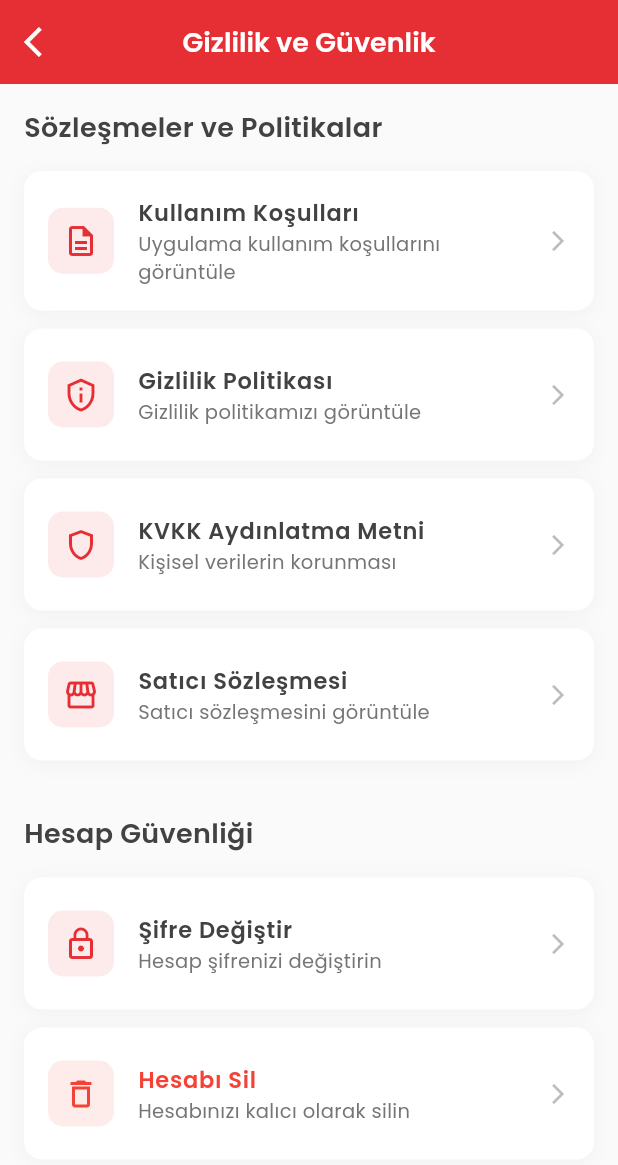
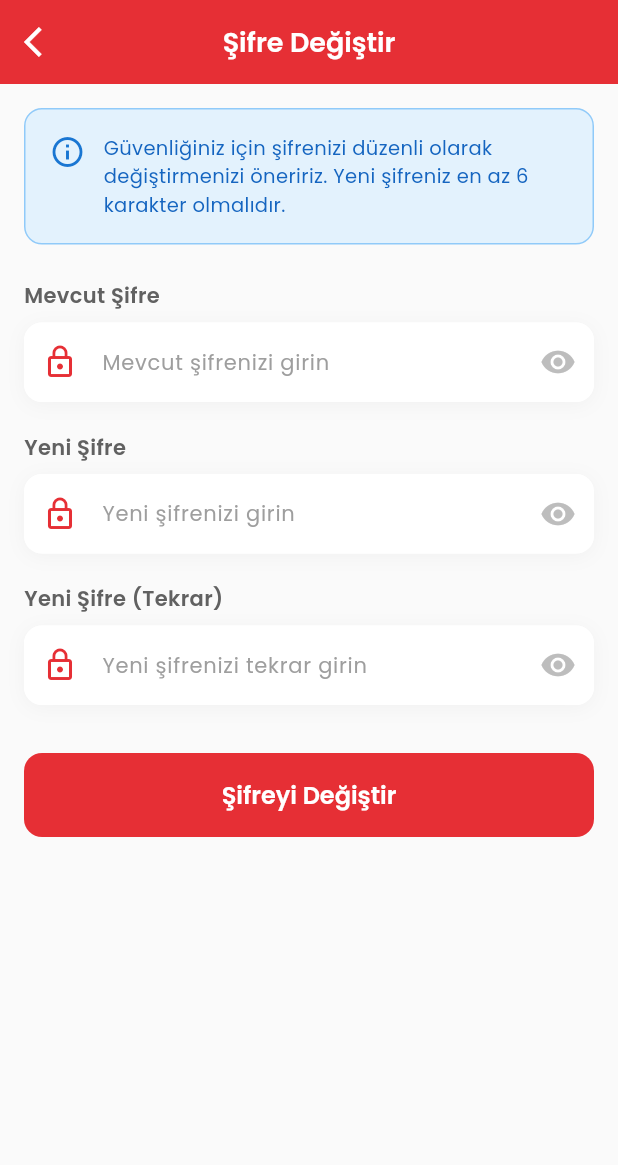
Before and after one commit to gorkemoa/besliyorum_satici, a Flutter app: the PrivacySettingsPage screen opened directly, after a tap on "Şifre Değiştir", on a phone screen of 412 x 824 dp. Shown: the top 1165 px of the screen. Run offline on Flutter 3.47's test engine with Material 3 defaults, Android fonts, the phone set to English and light mode, and no system bars; our stand-ins replace firebase_core, firebase_messaging, flutter_html, google_fonts, logger, package_info_plus and 2 more; accounts and stored records are empty.

Commit message:
feat: Implement password change functionality with validation and API integration

```diff
--- a/lib/core/constants/app_constants.dart
+++ b/lib/core/constants/app_constants.dart
@@ -50,4 +50,5 @@ class Endpoints {
 
   // User Endpoints
   static const String updateUser = 'service/user/account/update';
+  static const String updatePassword = 'service/user/account/updatePassword';
 }
--- a/lib/main.dart
+++ b/lib/main.dart
@@ -12,6 +12,7 @@ import 'package:besliyorum_satici/viewmodels/product_detail_viewmodel.dart';
 import 'package:besliyorum_satici/viewmodels/profile_viewmodel.dart';
 import 'package:besliyorum_satici/viewmodels/payment_viewmodel.dart';
 import 'package:besliyorum_satici/viewmodels/settings_viewmodel.dart';
+import 'package:besliyorum_satici/viewmodels/password_viewmodel.dart';
 import 'package:flutter_localizations/flutter_localizations.dart';
 import 'package:firebase_core/firebase_core.dart';
 import 'package:firebase_messaging/firebase_messaging.dart';
@@ -65,6 +66,7 @@ class MyApp extends StatelessWidget {
         ChangeNotifierProvider(create: (_) => ProfileViewModel()),
         ChangeNotifierProvider(create: (_) => PaymentViewModel()),
         ChangeNotifierProvider(create: (_) => SettingsViewModel()),
+        ChangeNotifierProvider(create: (_) => PasswordViewModel()),
       ],
       child: GestureDetector(
         onTap: () {
--- /dev/null
+++ b/lib/models/auth/update_password_model.dart
@@ -0,0 +1,48 @@
+class UpdatePasswordRequestModel {
+  final String userToken;
+  final String currentPassword;
+  final String password;
+  final String passwordAgain;
+
+  UpdatePasswordRequestModel({
+    required this.userToken,
+    required this.currentPassword,
+    required this.password,
+    required this.passwordAgain,
+  });
+
+  Map<String, dynamic> toJson() {
+    return {
+      'userToken': userToken,
+      'currentPassword': currentPassword,
+      'password': password,
+      'passwordAgain': passwordAgain,
+    };
+  }
+}
+
+class UpdatePasswordResponseModel {
+  final bool error;
+  final bool success;
+  final String? message;
+  final bool code200;
+  final String? errorMessage;
+
+  UpdatePasswordResponseModel({
+    required this.error,
+    required this.success,
+    this.message,
+    required this.code200,
+    this.errorMessage,
+  });
+
+  factory UpdatePasswordResponseModel.fromJson(Map<String, dynamic> json) {
+    return UpdatePasswordResponseModel(
+      error: json['error'] ?? false,
+      success: json['success'] ?? false,
+      message: json['message'],
+      code200: json['200'] == 'OK' || json['200'] == true,
+      errorMessage: json['error_message'],
+    );
+  }
+}
--- /dev/null
+++ b/lib/viewmodels/password_viewmodel.dart
@@ -0,0 +1,147 @@
+import 'package:flutter/material.dart';
+import '../models/auth/update_password_model.dart';
+import '../services/users_service.dart';
+
+class PasswordViewModel extends ChangeNotifier {
+  final UsersService _usersService = UsersService();
+
+  bool _isLoading = false;
+  bool _isUpdating = false;
+  String? _errorMessage;
+  String? _successMessage;
+
+  bool get isLoading => _isLoading;
+  bool get isUpdating => _isUpdating;
+  String? get errorMessage => _errorMessage;
+  String? get successMessage => _successMessage;
+
+  // Form fields
+  String _currentPassword = '';
+  String _newPassword = '';
+  String _confirmPassword = '';
+
+  String get currentPassword => _currentPassword;
+  String get newPassword => _newPassword;
+  String get confirmPassword => _confirmPassword;
+
+  void setCurrentPassword(String value) {
+    _currentPassword = value;
+    notifyListeners();
+  }
+
+  void setNewPassword(String value) {
+    _newPassword = value;
+    notifyListeners();
+  }
+
+  void setConfirmPassword(String value) {
+    _confirmPassword = value;
+    notifyListeners();
+  }
+
+  void resetState() {
+    _isLoading = false;
+    _isUpdating = false;
+    _errorMessage = null;
+    _successMessage = null;
+    _currentPassword = '';
+    _newPassword = '';
+    _confirmPassword = '';
+    // initState içinde çağrılabilmesi için notifyListeners() çağırmıyoruz
+  }
+
+  void clearMessages() {
+    _errorMessage = null;
+    _successMessage = null;
+    notifyListeners();
+  }
+
+  bool validateForm() {
+    if (_currentPassword.isEmpty) {
+      _errorMessage = 'Mevcut şifre boş olamaz';
+      notifyListeners();
+      return false;
+    }
+
+    if (_newPassword.isEmpty) {
+      _errorMessage = 'Yeni şifre boş olamaz';
+      notifyListeners();
+      return false;
+    }
+
+    if (_newPassword.length < 6) {
+      _errorMessage = 'Yeni şifre en az 6 karakter olmalıdır';
+      notifyListeners();
+      return false;
+    }
+
+    if (_confirmPassword.isEmpty) {
+      _errorMessage = 'Şifre tekrarı boş olamaz';
+      notifyListeners();
+      return false;
+    }
+
+    if (_newPassword != _confirmPassword) {
+      _errorMessage = 'Yeni şifre ve tekrarı eşleşmiyor';
+      notifyListeners();
+      return false;
+    }
+
+    if (_currentPassword == _newPassword) {
+      _errorMessage = 'Yeni şifre mevcut şifre ile aynı olamaz';
+      notifyListeners();
+      return false;
+    }
+
+    _errorMessage = null;
+    return true;
+  }
+
+  Future<bool> updatePassword(String token) async {
+    debugPrint('🔐 [PASSWORD_VIEWMODEL] Şifre değiştirme başlatılıyor...');
+
+    _isUpdating = true;
+    _errorMessage = null;
+    _successMessage = null;
+    notifyListeners();
+
+    try {
+      final request = UpdatePasswordRequestModel(
+        userToken: token,
+        currentPassword: _currentPassword,
+        password: _newPassword,
+        passwordAgain: _confirmPassword,
+      );
+
+      debugPrint('🔐 [PASSWORD_VIEWMODEL] Request hazırlandı: ${request.toJson()}');
+
+      final response = await _usersService.updatePassword(request);
+
+      debugPrint('🔐 [PASSWORD_VIEWMODEL] Response alındı:');
+      debugPrint('   success: ${response.success}');
+      debugPrint('   error: ${response.error}');
+      debugPrint('   message: ${response.message}');
+      debugPrint('   code200: ${response.code200}');
+
+      _isUpdating = false;
+
+      if (response.success && response.code200) {
+        _successMessage = response.message ?? 'Şifreniz başarıyla değiştirildi';
+        debugPrint('✅ [PASSWORD_VIEWMODEL] Şifre başarıyla değiştirildi');
+        notifyListeners();
+        return true;
+      } else {
+        _errorMessage = response.message ?? response.errorMessage ?? 'Şifre değiştirme başarısız';
+        debugPrint('❌ [PASSWORD_VIEWMODEL] Şifre değiştirme başarısız: $_errorMessage');
+        notifyListeners();
+        return false;
+      }
+    } catch (e) {
+      debugPrint('❌ [PASSWORD_VIEWMODEL] HATA: $e');
+      _isUpdating = false;
+      _errorMessage = 'Bir hata oluştu: $e';
+      notifyListeners();
+      return false;
+    }
+  }
+}
--- /dev/null
+++ b/lib/views/profile/settings/change_password_page.dart
@@ -0,0 +1,358 @@
+import 'package:flutter/material.dart';
+import 'package:google_fonts/google_fonts.dart';
+import 'package:provider/provider.dart';
+import '../../../core/theme/app_theme.dart';
+import '../../../core/components/app_dialog.dart';
+import '../../../viewmodels/auth_viewmodel.dart';
+import '../../../viewmodels/password_viewmodel.dart';
+
+class ChangePasswordPage extends StatefulWidget {
+  const ChangePasswordPage({super.key});
+
+  @override
+  State<ChangePasswordPage> createState() => _ChangePasswordPageState();
+}
+
+class _ChangePasswordPageState extends State<ChangePasswordPage> {
+  final _formKey = GlobalKey<FormState>();
+
+  late TextEditingController _currentPasswordController;
+  late TextEditingController _newPasswordController;
+  late TextEditingController _confirmPasswordController;
+
+  bool _currentPasswordVisible = false;
+  bool _newPasswordVisible = false;
+  bool _confirmPasswordVisible = false;
+
+  @override
+  void initState() {
+    super.initState();
+    _currentPasswordController = TextEditingController();
+    _newPasswordController = TextEditingController();
+    _confirmPasswordController = TextEditingController();
+
+    Provider.of<PasswordViewModel>(context, listen: false).resetState();
+  }
+
+  @override
+  void dispose() {
+    _currentPasswordController.dispose();
+    _newPasswordController.dispose();
+    _confirmPasswordController.dispose();
+    super.dispose();
+  }
+
+  Future<void> _changePassword() async {
+    final passwordViewModel = Provider.of<PasswordViewModel>(context, listen: false);
+    final authViewModel = Provider.of<AuthViewModel>(context, listen: false);
+
+    // Form değerlerini ViewModel'e aktar
+    passwordViewModel.setCurrentPassword(_currentPasswordController.text);
+    passwordViewModel.setNewPassword(_newPasswordController.text);
+    passwordViewModel.setConfirmPassword(_confirmPasswordController.text);
+
+    debugPrint('🔵 [CHANGE_PASSWORD] Form değerleri:');
+    debugPrint('   Mevcut Şifre: ${_currentPasswordController.text.isNotEmpty ? "***" : "BOŞ"}');
+    debugPrint('   Yeni Şifre: ${_newPasswordController.text.isNotEmpty ? "***" : "BOŞ"}');
+    debugPrint('   Şifre Tekrar: ${_confirmPasswordController.text.isNotEmpty ? "***" : "BOŞ"}');
+
+    if (!passwordViewModel.validateForm()) {
+      debugPrint('❌ [CHANGE_PASSWORD] Form validasyonu başarısız!');
+      AppDialog.show(
+        context: context,
+        title: 'Hata',
+        content: passwordViewModel.errorMessage ?? 'Lütfen tüm alanları kontrol edin',
+        type: AppDialogType.alert,
+        confirmText: 'Tamam',
+      );
+      return;
+    }
+
+    final token = authViewModel.loginResponse?.data?.token;
+    if (token == null) {
+      debugPrint('❌ [CHANGE_PASSWORD] Token bulunamadı!');
+      AppDialog.show(
+        context: context,
+        title: 'Hata',
+        content: 'Oturum bilgisi bulunamadı',
+        type: AppDialogType.alert,
+        confirmText: 'Tamam',
+      );
+      return;
+    }
+
+    debugPrint('🔵 [CHANGE_PASSWORD] API çağrısı başlıyor...');
+    final success = await passwordViewModel.updatePassword(token);
+    debugPrint('🔵 [CHANGE_PASSWORD] API çağrısı tamamlandı. Başarılı: $success');
+
+    if (mounted) {
+      if (success) {
+        AppDialog.show(
+          context: context,
+          title: 'Başarılı',
+          content: passwordViewModel.successMessage ?? 'Şifreniz başarıyla değiştirildi',
+          type: AppDialogType.info,
+          confirmText: 'Tamam',
+          onConfirm: () {
+            Navigator.of(context).pop(); // Dialog'u kapat
+            Navigator.of(context).pop(); // Sayfayı kapat
+          },
+        );
+      } else {
+        AppDialog.show(
+          context: context,
+          title: 'Hata',
+          content: passwordViewModel.errorMessage ?? 'Şifre değiştirme başarısız',
+          type: AppDialogType.alert,
+          confirmText: 'Tamam',
+        );
+      }
+    }
+  }
+
+  @override
+  Widget build(BuildContext context) {
+    return Scaffold(
+      backgroundColor: Colors.grey[50],
+      appBar: AppBar(
+        backgroundColor: AppTheme.primaryColor,
+        elevation: 0,
+        title: Text(
+          'Şifre Değiştir',
+          style: GoogleFonts.poppins(
+            color: Colors.white,
+            fontWeight: FontWeight.w600,
+          ),
+        ),
+        centerTitle: true,
+        leading: IconButton(
+          icon: const Icon(Icons.arrow_back_ios, color: Colors.white),
+          onPressed: () => Navigator.of(context).pop(),
+        ),
+      ),
+      body: Consumer<PasswordViewModel>(
+        builder: (context, passwordViewModel, child) {
+          return SingleChildScrollView(
+            padding: const EdgeInsets.all(16),
+            child: Form(
+              key: _formKey,
+              child: Column(
+                crossAxisAlignment: CrossAxisAlignment.start,
+                children: [
+                  // Bilgilendirme
+                  Container(
+                    padding: const EdgeInsets.all(16),
+                    decoration: BoxDecoration(
+                      color: Colors.blue.shade50,
+                      borderRadius: BorderRadius.circular(12),
+                      border: Border.all(
+                        color: Colors.blue.shade200,
+                        width: 1,
+                      ),
+                    ),
+                    child: Row(
+                      crossAxisAlignment: CrossAxisAlignment.start,
+                      children: [
+                        Icon(
+                          Icons.info_outline,
+                          color: Colors.blue.shade700,
+                          size: 24,
+                        ),
+                        const SizedBox(width: 12),
+                        Expanded(
+                          child: Text(
+                            'Güvenliğiniz için şifrenizi düzenli olarak değiştirmenizi öneririz. Yeni şifreniz en az 6 karakter olmalıdır.',
+                            style: GoogleFonts.poppins(
+                              fontSize: 13,
+                              color: Colors.blue.shade800,
+                              height: 1.5,
+                            ),
+                          ),
+                        ),
+                      ],
+                    ),
+                  ),
+
+                  const SizedBox(height: 24),
+
+                  // Mevcut Şifre
+                  Text(
+                    'Mevcut Şifre',
+                    style: GoogleFonts.poppins(
+                      fontSize: 14,
+                      fontWeight: FontWeight.w600,
+                      color: Colors.grey[700],
+                    ),
+                  ),
+                  const SizedBox(height: 8),
+                  _buildPasswordField(
+                    controller: _currentPasswordController,
+                    label: 'Mevcut şifrenizi girin',
+                    icon: Icons.lock_outline,
+                    isVisible: _currentPasswordVisible,
+                    onVisibilityToggle: () {
+                      setState(() {
+                        _currentPasswordVisible = !_currentPasswordVisible;
+                      });
+                    },
+                  ),
+
+                  const SizedBox(height: 20),
+
+                  // Yeni Şifre
+                  Text(
+                    'Yeni Şifre',
+                    style: GoogleFonts.poppins(
+                      fontSize: 14,
+                      fontWeight: FontWeight.w600,
+                      color: Colors.grey[700],
+                    ),
+                  ),
+                  const SizedBox(height: 8),
+                  _buildPasswordField(
+                    controller: _newPasswordController,
+                    label: 'Yeni şifrenizi girin',
+                    icon: Icons.lock_outline,
+                    isVisible: _newPasswordVisible,
+                    onVisibilityToggle: () {
+                      setState(() {
+                        _newPasswordVisible = !_newPasswordVisible;
+                      });
+                    },
+                  ),
+
+                  const SizedBox(height: 20),
+
+                  // Yeni Şifre Tekrar
+                  Text(
+                    'Yeni Şifre (Tekrar)',
+                    style: GoogleFonts.poppins(
+                      fontSize: 14,
+                      fontWeight: FontWeight.w600,
+                      color: Colors.grey[700],
+                    ),
+                  ),
+                  const SizedBox(height: 8),
+                  _buildPasswordField(
+                    controller: _confirmPasswordController,
+                    label: 'Yeni şifrenizi tekrar girin',
+                    icon: Icons.lock_outline,
+                    isVisible: _confirmPasswordVisible,
+                    onVisibilityToggle: () {
+                      setState(() {
+                        _confirmPasswordVisible = !_confirmPasswordVisible;
+                      });
+                    },
+                  ),
+
+                  const SizedBox(height: 32),
+
+                  // Kaydet Butonu
+                  SizedBox(
+                    width: double.infinity,
+                    child: ElevatedButton(
+                      onPressed: passwordViewModel.isUpdating ? null : _changePassword,
+                      style: ElevatedButton.styleFrom(
+                        backgroundColor: AppTheme.primaryColor,
+                        padding: const EdgeInsets.symmetric(vertical: 16),
+                        shape: RoundedRectangleBorder(
+                          borderRadius: BorderRadius.circular(12),
+                        ),
+                        disabledBackgroundColor: AppTheme.primaryColor.withValues(alpha: 0.6),
+                      ),
+                      child: passwordViewModel.isUpdating
+                          ? const SizedBox(
+                              width: 24,
+                              height: 24,
+                              child: CircularProgressIndicator(
+                                color: Colors.white,
+                                strokeWidth: 2,
+                              ),
+                            )
+                          : Text(
+                              'Şifreyi Değiştir',
+                              style: GoogleFonts.poppins(
+                                fontSize: 16,
+                                fontWeight: FontWeight.w600,
+                                color: Colors.white,
+                              ),
+                            ),
+                    ),
+                  ),
+
+                  const SizedBox(height: 24),
+                ],
+              ),
+            ),
+          );
+        },
+      ),
+    );
+  }
+
+  Widget _buildPasswordField({
+    required TextEditingController controller,
+    required String label,
+    required IconData icon,
+    required bool isVisible,
+    required VoidCallback onVisibilityToggle,
+  }) {
+    return Container(
+      decoration: BoxDecoration(
+        color: Colors.white,
+        borderRadius: BorderRadius.circular(12),
+        boxShadow: [
+          BoxShadow(
+            color: Colors.grey.withValues(alpha: 0.1),
+            blurRadius: 10,
+            offset: const Offset(0, 2),
+          ),
+        ],
+      ),
+      child: TextField(
+        controller: controller,
+        obscureText: !isVisible,
+        style: GoogleFonts.poppins(
+          fontSize: 14,
+          color: Colors.grey[800],
+        ),
+        decoration: InputDecoration(
+          labelText: label,
+          labelStyle: GoogleFonts.poppins(
+            fontSize: 14,
+            color: Colors.grey[500],
+          ),
+          prefixIcon: Icon(icon, color: AppTheme.primaryColor),
+          suffixIcon: IconButton(
+            icon: Icon(
+              isVisible ? Icons.visibility_off : Icons.visibility,
+              color: Colors.grey[400],
+            ),
+            onPressed: onVisibilityToggle,
+          ),
+          border: OutlineInputBorder(
+            borderRadius: BorderRadius.circular(12),
+            borderSide: BorderSide.none,
+          ),
+          enabledBorder: OutlineInputBorder(
+            borderRadius: BorderRadius.circular(12),
+            borderSide: BorderSide.none,
+          ),
+          focusedBorder: OutlineInputBorder(
+            borderRadius: BorderRadius.circular(12),
+            borderSide: const BorderSide(
+              color: AppTheme.primaryColor,
+              width: 2,
+            ),
+          ),
+          filled: true,
+          fillColor: Colors.white,
+          contentPadding: const EdgeInsets.symmetric(
+            horizontal: 16,
+            vertical: 16,
+          ),
+        ),
+      ),
+    );
+  }
+}
--- a/lib/views/profile/settings/privacy_settings_page.dart
+++ b/lib/views/profile/settings/privacy_settings_page.dart
@@ -2,6 +2,7 @@ import 'package:flutter/material.dart';
 import 'package:google_fonts/google_fonts.dart';
 import 'package:url_launcher/url_launcher.dart';
 import '../../../core/theme/app_theme.dart';
+import 'change_password_page.dart';
 
 class PrivacySettingsPage extends StatelessWidget {
   const PrivacySettingsPage({super.key});
@@ -48,11 +49,41 @@ class PrivacySettingsPage extends StatelessWidget {
 
           _buildPolicyTile(
             context: context,
-            icon: Icons.description_outlined,
-            title: 'Kullanım Koşulları',
-            subtitle: 'Uygulama kullanım koşullarını görüntüle',
+            icon: Icons.handshake_outlined,
+            title: 'Satıcı İş Ortaklığı ve E-Ticaret Aracılık Sözleşmesi',
+            subtitle: 'İş ortaklığı sözleşmesini görüntüle',
             onTap: () {
-              // TODO: Kullanım koşulları sayfasına yönlendir
+              _launchURL('https://www.besliyorum.com/satici-is-ortakligi-ve-elektronik-ticaret-aracilik-hizmetleri-sozlesmesi');
+            },
+          ),
+
+          _buildPolicyTile(
+            context: context,
+            icon: Icons.person_add_outlined,
+            title: 'Üyelik Sözleşmesi',
+            subtitle: 'Üyelik sözleşmesini görüntüle',
+            onTap: () {
+              _launchURL('https://www.besliyorum.com/uyelik-sozlesmesi');
+            },
+          ),
+
+          _buildPolicyTile(
+            context: context,
+            icon: Icons.shopping_cart_outlined,
+            title: 'Mesafeli Satış Sözleşmesi',
+            subtitle: 'Mesafeli satış sözleşmesini görüntüle',
+            onTap: () {
+              _launchURL('https://www.besliyorum.com/mesafeli-satis-sozlesmesi');
+            },
+          ),
+
+          _buildPolicyTile(
+            context: context,
+            icon: Icons.rule_outlined,
+            title: 'Satıcı Kuralları',
+            subtitle: 'Satıcı kurallarını görüntüle',
+            onTap: () {
+              _launchURL('https://www.besliyorum.com/satici-kurallari');
             },
           ),
 
@@ -62,7 +93,7 @@ class PrivacySettingsPage extends StatelessWidget {
             title: 'Gizlilik Politikası',
             subtitle: 'Gizlilik politikamızı görüntüle',
             onTap: () {
-              // TODO: Gizlilik politikası sayfasına yönlendir
+              _launchURL('https://www.besliyorum.com/gizlilik-politikasi');
             },
           ),
 
@@ -72,17 +103,7 @@ class PrivacySettingsPage extends StatelessWidget {
             title: 'KVKK Aydınlatma Metni',
             subtitle: 'Kişisel verilerin korunması',
             onTap: () {
-              _launchURL('https://www.besliyorum.com/kvkk');
-            },
-          ),
-
-          _buildPolicyTile(
-            context: context,
-            icon: Icons.storefront_outlined,
-            title: 'Satıcı Sözleşmesi',
-            subtitle: 'Satıcı sözleşmesini görüntüle',
-            onTap: () {
-              // TODO: Satıcı sözleşmesi sayfasına yönlendir
+              _launchURL('https://www.besliyorum.com/kvkk-aydinlatma-metni');
             },
           ),
 
@@ -104,7 +125,11 @@ class PrivacySettingsPage extends StatelessWidget {
             title: 'Şifre Değiştir',
             subtitle: 'Hesap şifrenizi değiştirin',
             onTap: () {
-              // TODO: Şifre değiştirme sayfası
+              Navigator.of(context).push(
+                MaterialPageRoute(
+                  builder: (context) => const ChangePasswordPage(),
+                ),
+              );
             },
           ),
 
```
Also changed, not shown: lib/services/users_service.dart (+24 -0 lines), lib/views/profile/settings_page.dart (+1 -22 lines).
